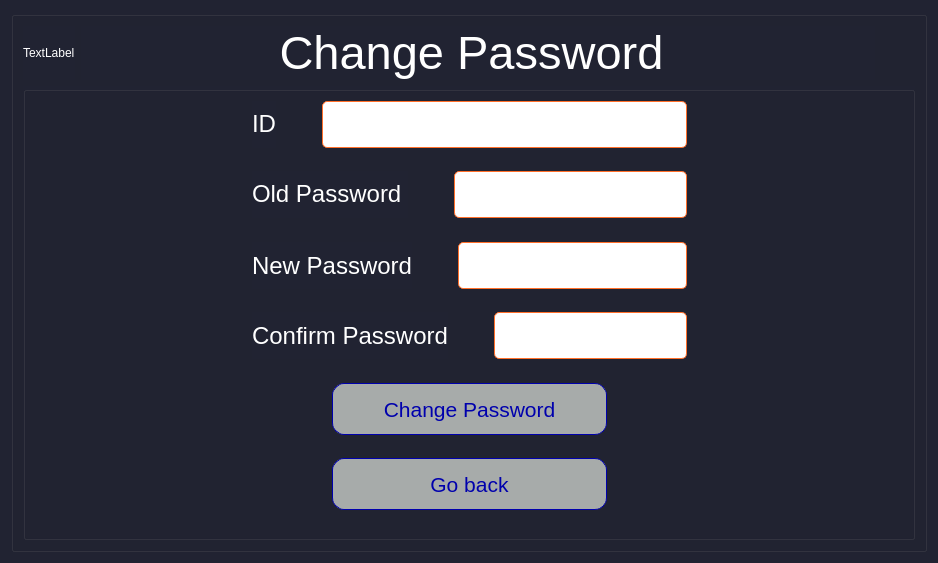
The window that ExamSphereV1/changepassword.ui (BiratBC/ExamSphereV1) describes before a commit, drawn with Qt 5.
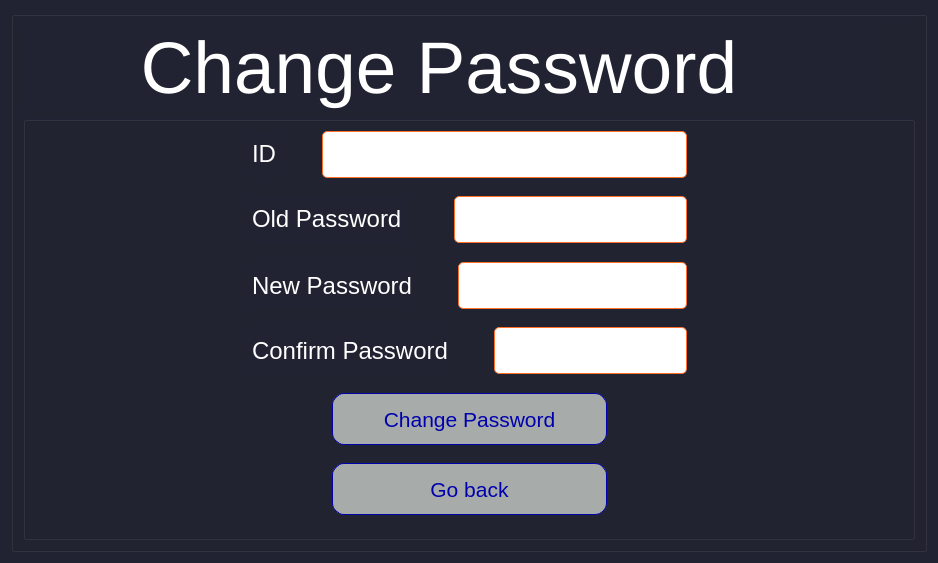
The same window after the commit.

Patch:
```diff
--- a/ExamSphereV1/changepassword.ui
+++ b/ExamSphereV1/changepassword.ui
@@ -98,13 +98,6 @@
      <layout class="QVBoxLayout" name="verticalLayout_2">
       <item>
        <layout class="QHBoxLayout" name="horizontalLayout_3">
-        <item>
-         <widget class="QLabel" name="logo3">
-          <property name="text">
-           <string>TextLabel</string>
-          </property>
-         </widget>
-        </item>
         <item>
          <widget class="QLabel" name="label">
           <property name="sizePolicy">
@@ -116,7 +109,7 @@
           <property name="font">
            <font>
             <family>Ubuntu</family>
-            <pointsize>35</pointsize>
+            <pointsize>55</pointsize>
            </font>
           </property>
           <property name="text">
```
